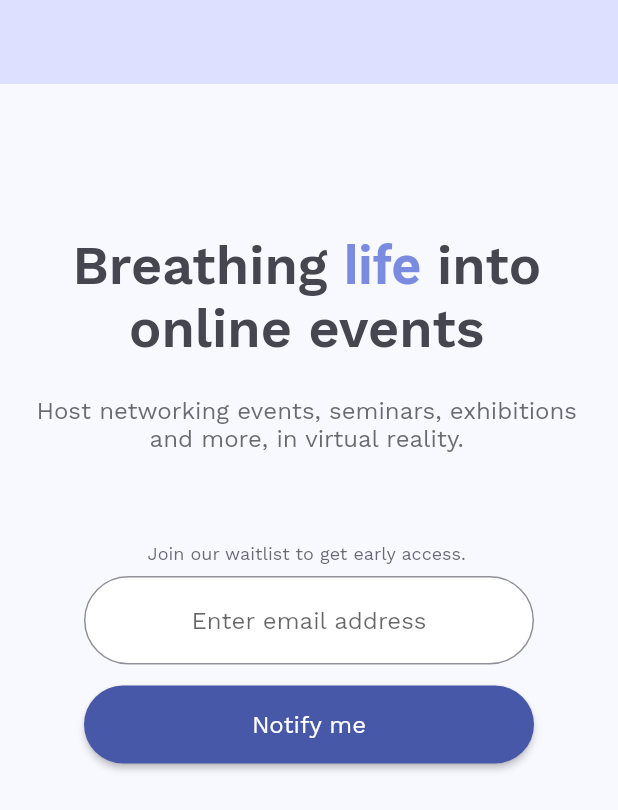
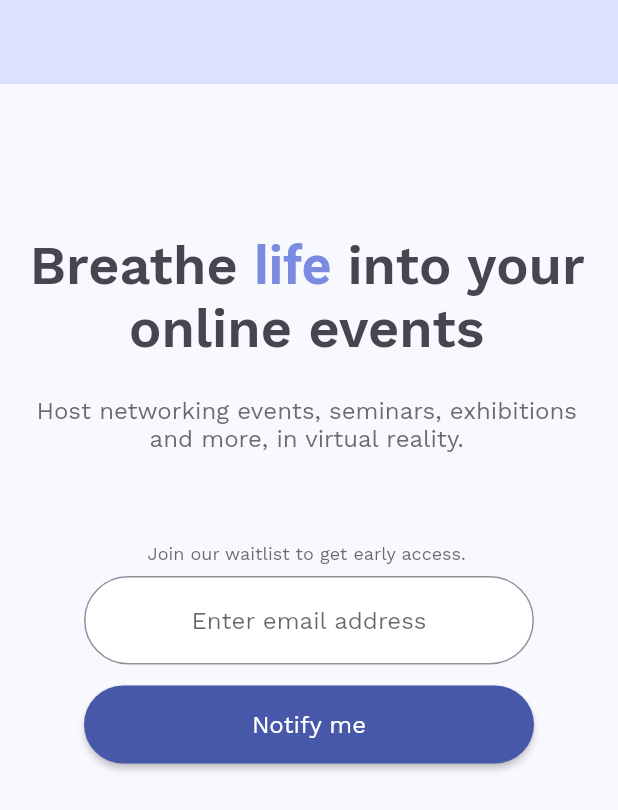
Before and after one commit to cervonwong/vrmeet_website, a Flutter app: the screen it shows after launch, on a phone screen of 412 x 824 dp. Shown: the top 810 px of the screen. Run offline on Flutter 3.47's test engine with Material 2 defaults, Android fonts, the phone set to English and light mode, and no system bars; our stand-ins replace google_fonts.

Commit message:
Adjust copy text

```diff
--- a/lib/main.dart
+++ b/lib/main.dart
@@ -14,7 +14,7 @@ class MyApp extends StatelessWidget {
   @override
   Widget build(BuildContext context) {
     return MaterialApp(
-      title: 'VRMeet - Breathe life into online meetings',
+      title: 'VRMeet - Breathe life into online events',
       debugShowCheckedModeBanner: false,
       theme: ThemeData.light().copyWith(
         primaryColor: kPrimaryColor,
@@ -49,7 +49,7 @@ class Home extends StatelessWidget {
             ),
             child: SelectableText.rich(
               TextSpan(
-                text: 'Breathing ',
+                text: 'Breathe ',
                 style: GoogleFonts.workSans(
                   fontSize: 36.0,
                   fontWeight: FontWeight.w600,
@@ -62,7 +62,7 @@ class Home extends StatelessWidget {
                       color: kHighlightColor,
                     ),
                   ),
-                  TextSpan(text: ' into online events'),
+                  TextSpan(text: ' into your online events'),
                 ],
               ),
               textAlign: TextAlign.center,
```
Also changed, not shown: 1 other file.
